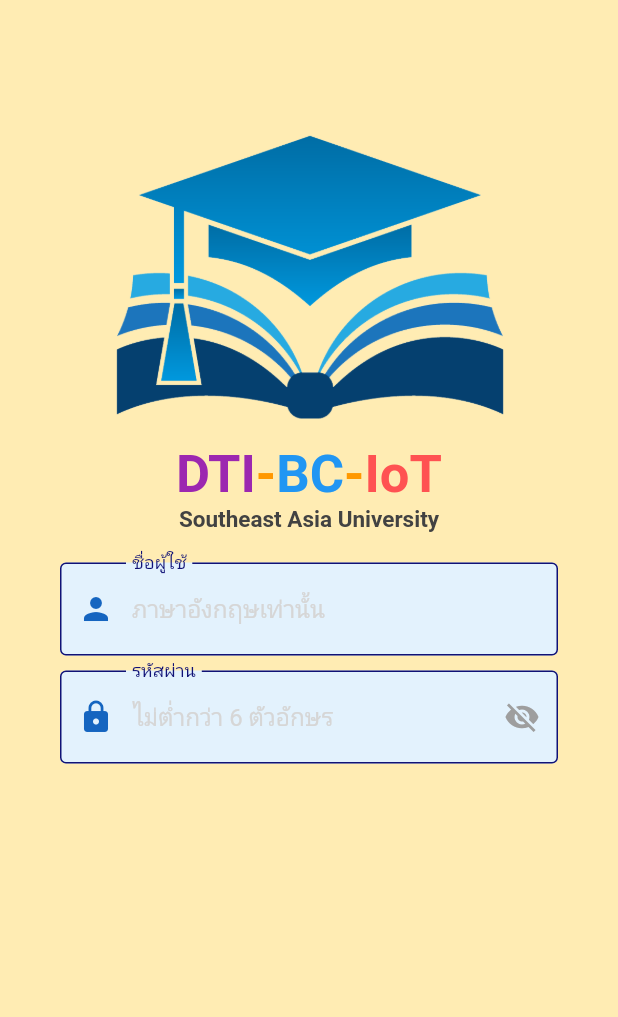
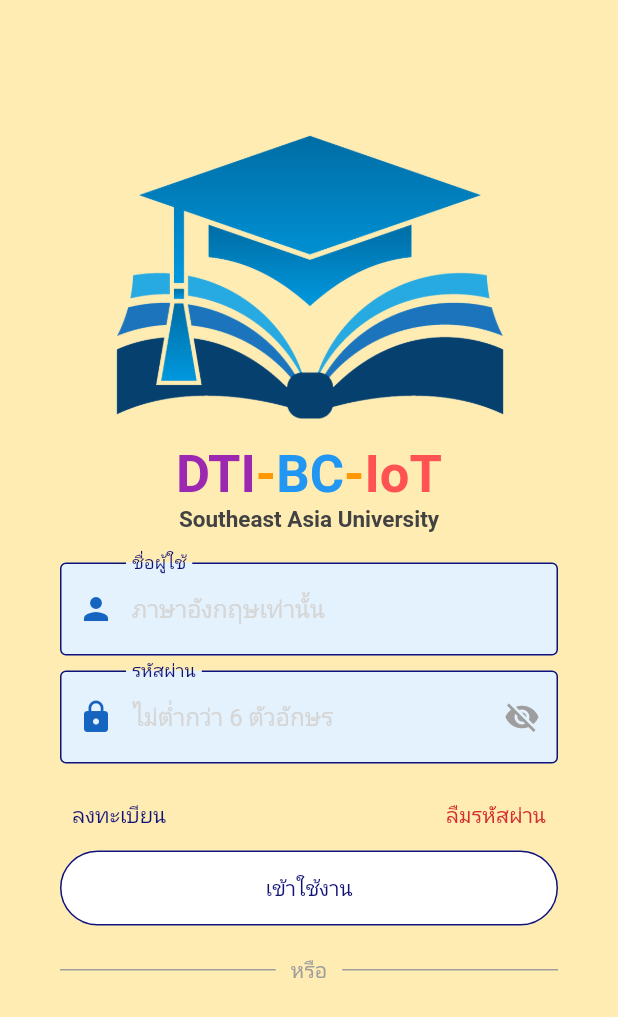
Before and after one commit to s6135410022/flutter_app_bc01, a Flutter app: the screen it shows after launch, on a phone screen of 412 x 824 dp. Shown: the top 1017 px of the screen. Run offline on Flutter 3.47's test engine with Material 2 defaults, Android fonts, the phone set to English and light mode, and no system bars; Roboto replaces fonts that are missing (kanit).

Commit message:
code V.1.1

```diff
--- a/lib/views/login_ui.dart
+++ b/lib/views/login_ui.dart
@@ -179,6 +179,107 @@ class _LoginUIState extends State<LoginUI> {
                   obscureText: true,
                 ),
               ),
+              Padding(
+                padding: const EdgeInsets.only(
+                  left: 40.0,
+                  right: 40.0,
+                  top: 10.0,
+                ),
+                child: Row(
+                  mainAxisAlignment: MainAxisAlignment.center,
+                  children: [
+                    Expanded(
+                      child: TextButton(
+                        onPressed: () {},
+                        child: Text(
+                          'ลงทะเบียน',
+                          style: TextStyle(
+                            fontFamily: 'kanit',
+                            color: Color(0xFF101276),
+                          ),
+                        ),
+                        style: TextButton.styleFrom(
+                          alignment: Alignment.centerLeft,
+                        ),
+                      ),
+                    ),
+                    Expanded(
+                      child: TextButton(
+                        onPressed: () {},
+                        child: Text(
+                          'ลืมรหัสผ่าน',
+                          style: TextStyle(
+                            fontFamily: 'kanit',
+                            color: Colors.red[700],
+                          ),
+                        ),
+                        style: TextButton.styleFrom(
+                          alignment: Alignment.centerRight,
+                        ),
+                      ),
+                    ),
+                  ],
+                ),
+              ),
+              Padding(
+                padding: const EdgeInsets.only(
+                  left: 40,
+                  right: 40,
+                ),
+                child: OutlinedButton(
+                  onPressed: () {},
+                  child: Text(
+                    'เข้าใช้งาน',
+                    style: TextStyle(
+                        fontFamily: 'kanit', color: Color(0xff101276)),
+                  ),
+                  style: OutlinedButton.styleFrom(
+                      fixedSize: Size(MediaQuery.of(context).size.width, 50),
+                      backgroundColor: Colors.white,
+                      shape: RoundedRectangleBorder(
+                        borderRadius: BorderRadius.circular(
+                          50.0,
+                        ),
+                      ),
+                      side: BorderSide(color: Color(0xFF101276))),
+                ),
+              ),
+              Padding(
+                padding: const EdgeInsets.only(
+                  left: 40.0,
+                  right: 40.0,
+                  top: 20.0,
+                ),
+                child: Row(
+                  children: [
+                    Expanded(
+                      child: Container(
+                        height: 1.0,
+                        color: Colors.grey,
+                      ),
+                    ),
+                    Padding(
+                      padding: const EdgeInsets.only(
+                        left: 10.0,
+                        right: 10.0,
+                      ),
+                      child: Text(
+                        'หรือ',
+                        style: TextStyle(
+                          fontFamily: 'kanit',
+                          color: Colors.grey,
+                        ),
+                      ),
+                    ),
+                    Expanded(
+                      child: Container(
+                        height: 1.0,
+                        color: Colors.grey,
+                      ),
+                    ),
+                  ],
+                ),
+              ),
             ],
           ),
         ),
```
